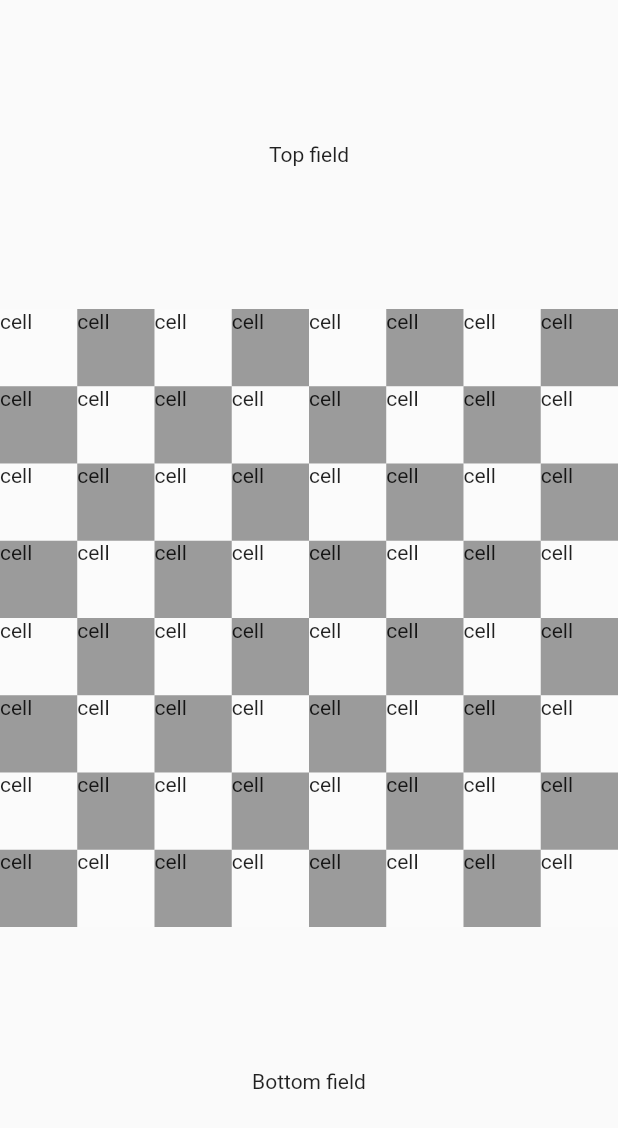
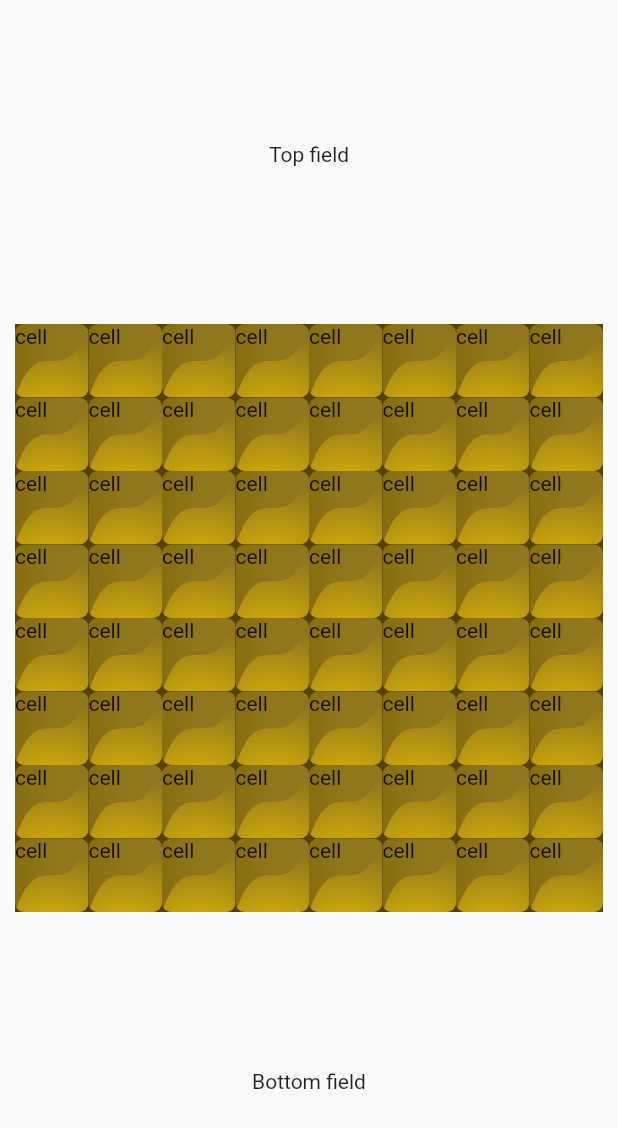
Before and after one commit to Anonymous747/chess_rps, a Flutter app: the screen it shows after launch, after a tap on "Normal Mode", on a phone screen of 412 x 824 dp. Shown: the top 1128 px of the screen. Run offline on Flutter 3.47's test engine with Material 2 defaults, Android fonts, the phone set to English and light mode, and no system bars.

Commit message:
Middleware chess cell custom gradient

```diff
--- /dev/null
+++ b/lib/common/palette.dart
@@ -0,0 +1,17 @@
+import 'package:flutter/material.dart';
+
+class Palette {
+  static const yellow200 = Color(0xFFEFC000);
+  static const yellow400 = Color(0xFF8E771D);
+  static const yellow500 = Color(0xFF806600);
+  static const yellow800 = Color(0xFF806600);
+
+  static const white200 = Color(0xFFEEEEEE);
+  static const white400 = Color(0xFFACACAC);
+  static const white500 = Color(0xFFA3A3A3);
+  static const white600 = Color(0xFFA4A4A4);
+
+  static const black = Color(0xFF000000);
+
+  static const brown400 = Color(0xFF554400);
+}
--- a/lib/widget/board_widget.dart
+++ b/lib/widget/board_widget.dart
@@ -1,3 +1,4 @@
+import 'package:chess_rps/common/palette.dart';
 import 'package:chess_rps/widget/cell_widget.dart';
 import 'package:flutter/material.dart';
 
@@ -22,8 +23,12 @@ class BoardWidget extends StatelessWidget {
       return cells;
     }
 
-    return SizedBox(
-        height: width,
+    return Container(
+        margin: EdgeInsets.all(10),
+        decoration: BoxDecoration(
+          color: Palette.brown400,
+        ),
+        height: width - 20,
         width: width,
         child: GridView.count(
           crossAxisCount: 8,
--- a/lib/widget/cell_widget.dart
+++ b/lib/widget/cell_widget.dart
@@ -1,3 +1,4 @@
+import 'package:chess_rps/widget/custom/custom_gradient.dart';
 import 'package:flutter/material.dart';
 
 class CellWidget extends StatelessWidget {
@@ -11,8 +12,16 @@ class CellWidget extends StatelessWidget {
   @override
   Widget build(BuildContext context) {
     return Container(
-      color: isEven ? Colors.black38 : Colors.white12,
-      child: Text('cell'),
+      decoration: BoxDecoration(
+          // color: isEven ? Colors.black38 : Colors.white12,
+          borderRadius: BorderRadius.circular(4)),
+      child: ClipRRect(
+        borderRadius: BorderRadius.circular(6),
+        child: CustomPaint(
+          painter: CustomGradient(),
+          child: Text('cell'),
+        ),
+      ),
     );
   }
 }
--- /dev/null
+++ b/lib/widget/custom/custom_gradient.dart
@@ -0,0 +1,117 @@
+import 'dart:math' as math;
+
+import 'package:chess_rps/common/palette.dart';
+import 'package:flutter/material.dart';
+
+class CustomGradient extends CustomPainter {
+  @override
+  void paint(Canvas canvas, Size size) {
+    final side = size.width;
+    final path = Path();
+
+    path.moveTo(0, side);
+
+    final paint = Paint()
+      ..strokeWidth = 1
+      ..style = PaintingStyle.stroke
+      ..color = Colors.red;
+
+    for (double i = -1; i <= 1; i += 0.1) {
+      final x = (i + 1) / 2 * side;
+      final y = -math.pow(i, 3) * side / 2 + side / 2;
+
+      path.lineTo(x, y);
+    }
+
+    canvas.drawPath(path, paint);
+
+    final radialGradient = RadialGradient(
+      colors: const [Palette.yellow200, Palette.yellow400],
+      radius: side / 6,
+      center: Alignment.bottomCenter,
+    );
+
+    // final radialPaint = Paint()
+    //   ..shader = radialGradient.createShader(Rect.fromCenter(
+    //       center: Offset(side / 2, 0), width: side / 4, height: side / 4));
+    // canvas.drawPaint(radialPaint);
+
+    final gradient2 = LinearGradient(
+      colors: [Palette.yellow800, Palette.yellow400],
+      begin: Alignment.centerLeft,
+      end: Alignment.centerRight,
+    );
+
+    final path1 = Path();
+    path1.addPath(path, const Offset(0, 0));
+    path1.lineTo(side, side);
+
+    final paint1 = Paint()
+      ..shader = radialGradient.createShader(Rect.fromCenter(
+          center: Offset(side / 2, side), width: side / 6, height: side));
+
+    canvas.drawPath(path1, paint1);
+
+    final path2 = Path()
+      ..addPath(path, const Offset(0, 0))
+      ..lineTo(0, 0);
+
+    final paint2 = Paint()
+      ..color = Palette.yellow400
+      ..shader = gradient2.createShader(
+          Rect.fromCenter(center: Offset(0, side), width: side, height: side));
+
+    canvas.drawPath(path2, paint2);
+
+    // final radialPath = Path()..moveTo(side / 2, side);
+    // radialPath..moveTo(side / 2, side)..;
+
+    // canvas.drawPath(radialPath, radialPaint);
+
+    //   final path = Path();
+    //   path.addArc(
+    //     Rect.fromCenter(
+    //         center: Offset(side / 2, side), width: side, height: side),
+    //     math.pi,
+    //     math.pi / 2,
+    //   );
+    //
+    //   final gradient2 = LinearGradient(
+    //     colors: [Colors.black, Colors.yellow],
+    //     begin: Alignment.topLeft,
+    //     end: Alignment.bottomRight,
+    //   );
+    //
+    //   path.addArc(
+    //     Rect.fromCenter(center: Offset(side / 2, 0), width: side, height: side),
+    //     0,
+    //     math.pi / 2,
+    //   );
+    //
+    //   final paint = Paint()
+    //     ..strokeWidth = 1
+    //     ..style = PaintingStyle.stroke
+    //     ..color = Colors.red
+    //     ..shader = gradient2.createShader(
+    //         Rect.fromPoints(Offset(0, 0), Offset(size.width, size.height / 2)));
+    //
+    //   canvas.drawPath(path, paint);
+    //
+    //   final paint1 = Paint()
+    //     ..strokeWidth = 1
+    //     ..color = Colors.red
+    //     ..shader = gradient2.createShader(
+    //         Rect.fromPoints(Offset(0, 0), Offset(size.width, size.height / 2)));
+    //
+    //   canvas.drawArc(
+    //       Rect.fromCenter(
+    //           center: Offset(side / 2, side), width: side, height: side),
+    //       math.pi,
+    //       math.pi / 2,
+    //       false,
+    //       paint1);
+  }
+
+  @override
+  bool shouldRepaint(covariant CustomPainter oldDelegate) => false;
+}
```
Also changed, not shown: 1 other file.
